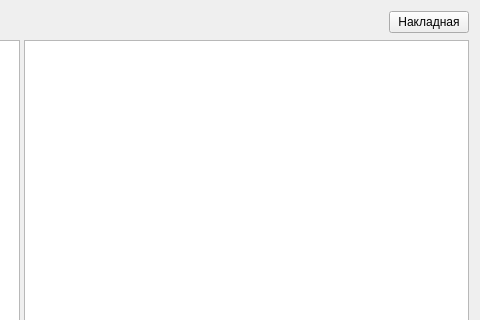
First picture: the form in formaccnaklwire.ui, repository Sergeyego/warehouse, before the edit; both pictures show x 436 to 916 and y 0 to 320 of the 916 by 647 pixel window.
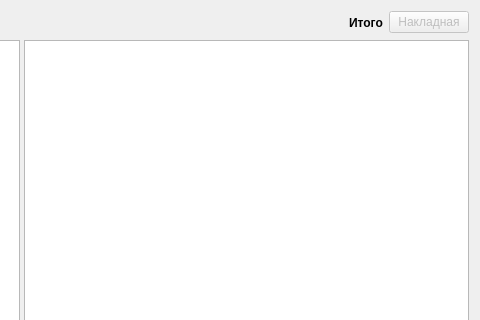
Second picture: the form after the edit. Custom widgets are drawn as their Qt base class.

Patch:
```diff
--- a/formaccnaklwire.ui
+++ b/formaccnaklwire.ui
@@ -67,7 +67,23 @@
       </spacer>
      </item>
      <item>
-      <widget class="QPushButton" name="pushButton_2">
+      <widget class="QLabel" name="labelSum">
+       <property name="font">
+        <font>
+         <weight>75</weight>
+         <bold>true</bold>
+        </font>
+       </property>
+       <property name="text">
+        <string>Итого</string>
+       </property>
+      </widget>
+     </item>
+     <item>
+      <widget class="QPushButton" name="pushButtonNakl">
+       <property name="enabled">
+        <bool>false</bool>
+       </property>
        <property name="text">
         <string>Накладная</string>
        </property>
@@ -92,6 +108,18 @@
    </item>
   </layout>
  </widget>
+ <customwidgets>
+  <customwidget>
+   <class>DateEdit</class>
+   <extends>QDateEdit</extends>
+   <header>db/dbviewer.h</header>
+  </customwidget>
+  <customwidget>
+   <class>TableView</class>
+   <extends>QTableView</extends>
+   <header>olap/tableview.h</header>
+  </customwidget>
+ </customwidgets>
  <resources/>
  <connections/>
 </ui>
```
Left out of the diff: 19 changed lines with no effect on the pictures.
